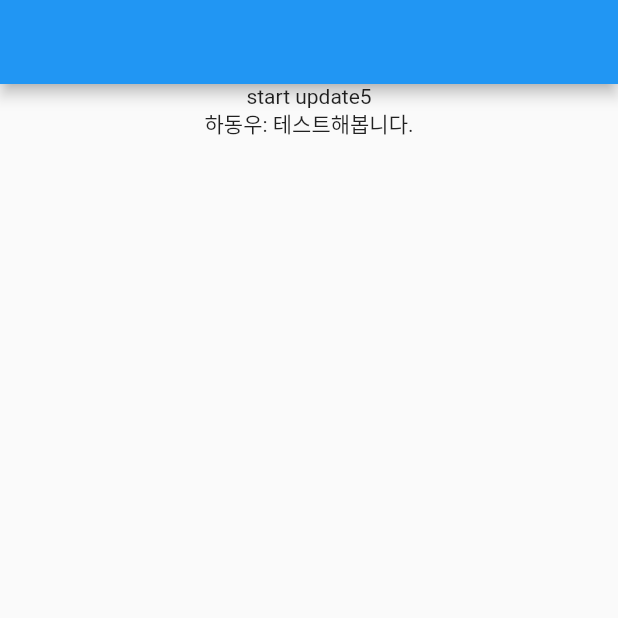
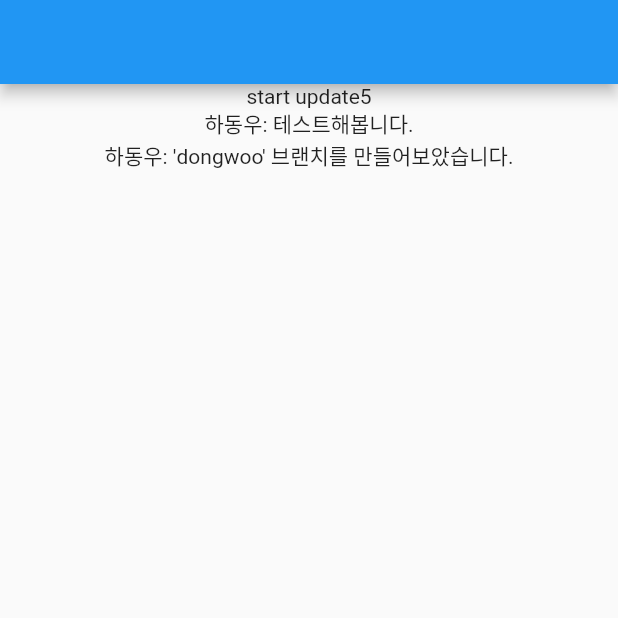
Before and after one commit to startFromBottom/simple_mbti_storage, a Flutter app: the screen it shows after launch, on a phone screen of 412 x 824 dp, the top half of it. Run offline on Flutter 3.47's test engine with Material 2 defaults, Android fonts, the phone set to English and light mode, and no system bars.

Commit message:
Update main.dart

```diff
--- a/lib/main.dart
+++ b/lib/main.dart
@@ -19,6 +19,7 @@ class MyApp extends StatelessWidget {
             children: [
               Text("start update5"),
               Text("하동우: 테스트해봅니다."),
+              Text("하동우: 'dongwoo' 브랜치를 만들어보았습니다."),
             ],
           ),
         ),
```
